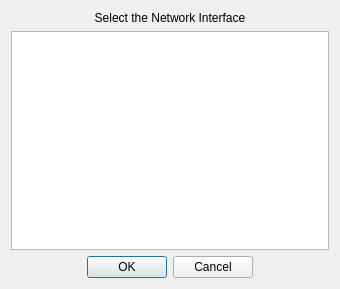
Old version of the form apps/demo_qt_advanced/plk_qt_gui/ui/SelectNwInterfaceDialog.ui in the repository OpenAutomationTechnologies/openPOWERLINK_Qt_App.
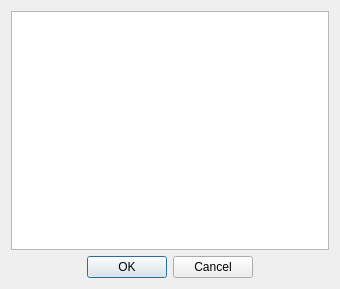
New version of the form. Icons and pictures are not drawn.

```diff
--- a/apps/demo_qt_advanced/plk_qt_gui/ui/SelectNwInterfaceDialog.ui
+++ b/apps/demo_qt_advanced/plk_qt_gui/ui/SelectNwInterfaceDialog.ui
@@ -18,16 +18,6 @@
     <normaloff>:/new/images/network_interface.gif</normaloff>:/new/images/network_interface.gif</iconset>
   </property>
   <layout class="QVBoxLayout" name="verticalLayout">
-   <item>
-    <widget class="QLabel" name="label">
-     <property name="text">
-      <string>Select the Network Interface</string>
-     </property>
-     <property name="alignment">
-      <set>Qt::AlignCenter</set>
-     </property>
-    </widget>
-   </item>
    <item>
     <widget class="QListWidget" name="listWidget"/>
    </item>
```
Left out of the diff: 1 changed line with no effect on the pictures.
